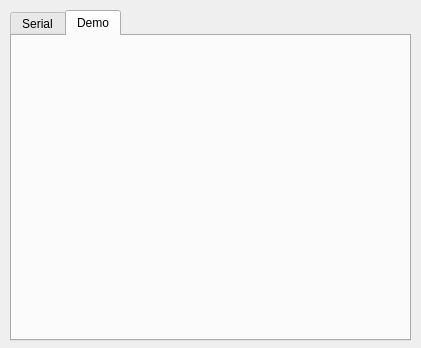
Old version of the form FESS-GUI/commoninterfaceselector.ui in the repository FIGS-FESS/FESSGUI.
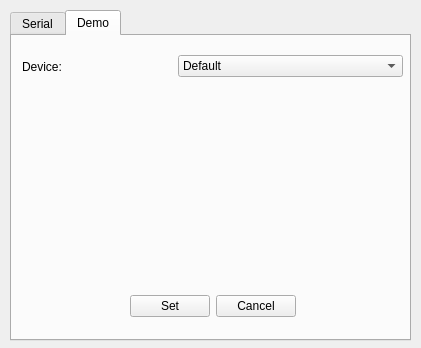
New version of the form. The open tabs and pages were chosen to show the change.

Patch:
```diff
--- a/FESS-GUI/commoninterfaceselector.ui
+++ b/FESS-GUI/commoninterfaceselector.ui
@@ -348,6 +348,107 @@
     <attribute name="title">
      <string>Demo</string>
     </attribute>
+    <widget class="QWidget" name="horizontalLayoutWidget_11">
+     <property name="geometry">
+      <rect>
+       <x>10</x>
+       <y>10</y>
+       <width>381</width>
+       <height>41</height>
+      </rect>
+     </property>
+     <layout class="QHBoxLayout" name="demoPortContainer">
+      <item>
+       <widget class="QLabel" name="demoPortLabel">
+        <property name="sizePolicy">
+         <sizepolicy hsizetype="Fixed" vsizetype="Preferred">
+          <horstretch>0</horstretch>
+          <verstretch>0</verstretch>
+         </sizepolicy>
+        </property>
+        <property name="minimumSize">
+         <size>
+          <width>150</width>
+          <height>0</height>
+         </size>
+        </property>
+        <property name="text">
+         <string>Device:</string>
+        </property>
+       </widget>
+      </item>
+      <item>
+       <widget class="QComboBox" name="demoPortCombo">
+        <property name="enabled">
+         <bool>true</bool>
+        </property>
+        <property name="sizePolicy">
+         <sizepolicy hsizetype="MinimumExpanding" vsizetype="Fixed">
+          <horstretch>0</horstretch>
+          <verstretch>0</verstretch>
+         </sizepolicy>
+        </property>
+        <item>
+         <property name="text">
+          <string>Default</string>
+         </property>
+        </item>
+       </widget>
+      </item>
+     </layout>
+    </widget>
+    <widget class="QWidget" name="horizontalLayoutWidget_12">
+     <property name="geometry">
+      <rect>
+       <x>10</x>
+       <y>250</y>
+       <width>381</width>
+       <height>41</height>
+      </rect>
+     </property>
+     <layout class="QHBoxLayout" name="demoButtonContainer">
+      <item>
+       <spacer name="demoLeftButtonSpacer">
+        <property name="orientation">
+         <enum>Qt::Horizontal</enum>
+        </property>
+        <property name="sizeHint" stdset="0">
+         <size>
+          <width>40</width>
+          <height>20</height>
+         </size>
+        </property>
+       </spacer>
+      </item>
+      <item>
+       <widget class="QPushButton" name="demoButtonSet">
+        <property name="text">
+         <string>Set</string>
+        </property>
+       </widget>
+      </item>
+      <item>
+       <widget class="QPushButton" name="demoButtonCancel">
+        <property name="text">
+         <string>Cancel</string>
+        </property>
+       </widget>
+      </item>
+      <item>
+       <spacer name="demoRightButtonSpacer">
+        <property name="orientation">
+         <enum>Qt::Horizontal</enum>
+        </property>
+        <property name="sizeHint" stdset="0">
+         <size>
+          <width>40</width>
+          <height>20</height>
+         </size>
+        </property>
+       </spacer>
+      </item>
+     </layout>
+    </widget>
    </widget>
   </widget>
  </widget>
```
Left out of the diff: 132 changed lines with no effect on the pictures.
